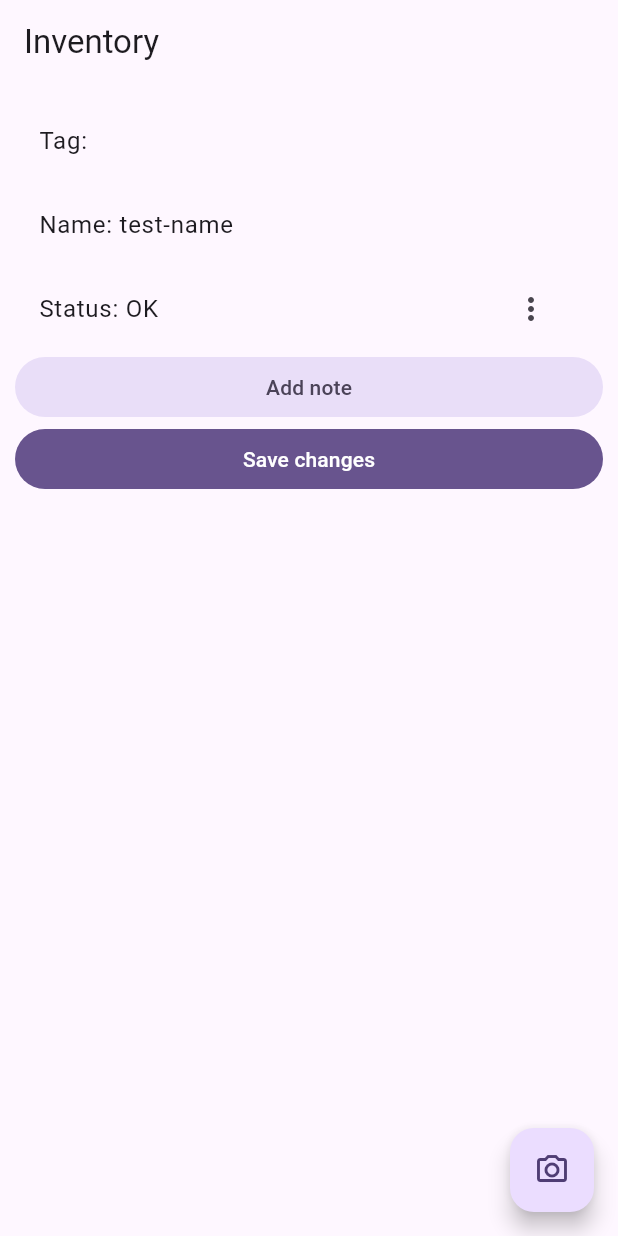
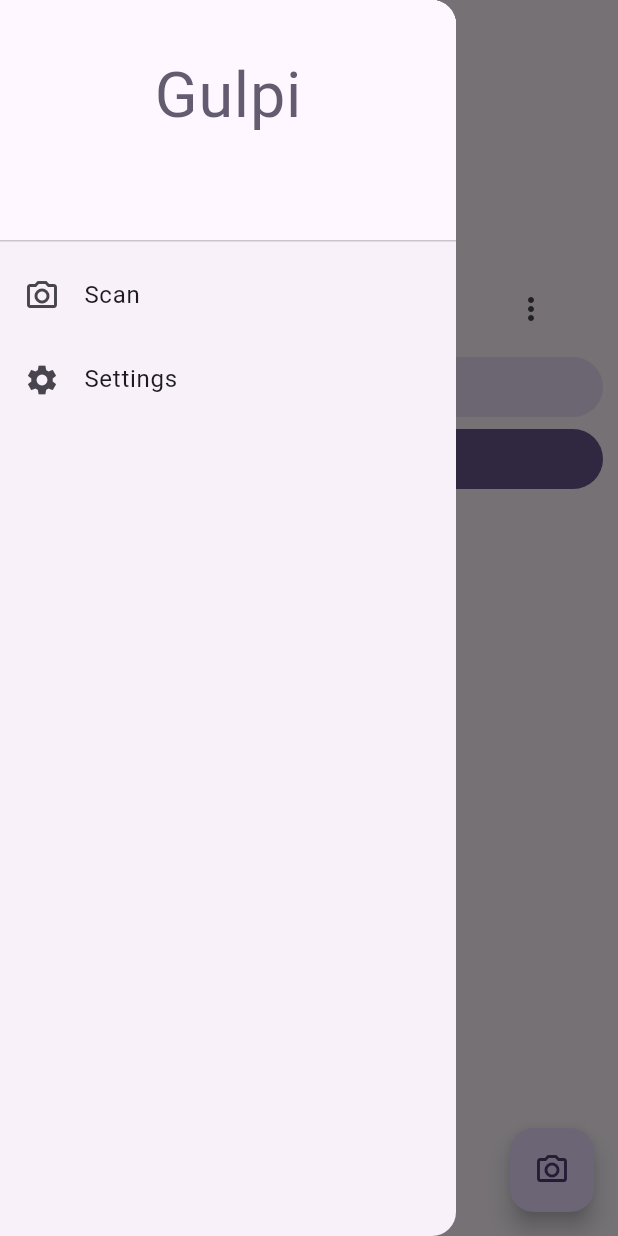
Before and after one commit to jf-guillou/gulpi_flutter, a Flutter app: the InventoryScreen screen opened directly with empty values, with the side drawer open (before the commit the screen has no drawer), on a phone screen of 412 x 824 dp. Run offline on Flutter 3.47's test engine with Material 2 defaults, Android fonts, the phone set to English and light mode, and no system bars; missing offline and left inert: mobile_scanner; generated files the repository leaves out were written again.

Commit message:
Added AppDrawer

```diff
--- a/lib/screens/inventory_screen.dart
+++ b/lib/screens/inventory_screen.dart
@@ -4,8 +4,10 @@ import 'package:flutter/material.dart';
 import 'package:flutter_gen/gen_l10n/app_localizations.dart';
 import 'package:gulpi/models/item_model.dart';
 import 'package:gulpi/screens/scan_screen.dart';
+import 'package:gulpi/widgets/app_drawer.dart';
 
 class InventoryScreen extends StatefulWidget {
+  static const name = "InventoryScreen";
   final String tag;
   final String id;
   const InventoryScreen(this.tag, this.id, {super.key});
@@ -26,6 +28,7 @@ class _InventoryScreenState extends State<InventoryScreen> {
     _item.status = "OK";
     return Scaffold(
       appBar: AppBar(title: Text(l10n.inventory)),
+      drawer: const AppDrawer(),
       body: Padding(
           padding: const EdgeInsets.all(10.0),
           child: ListView(
@@ -46,8 +49,9 @@ class _InventoryScreenState extends State<InventoryScreen> {
           )),
       floatingActionButton: FloatingActionButton(
           onPressed: () {
-            Navigator.of(context).pushReplacement(
-                MaterialPageRoute(builder: (context) => const ScanScreen()));
+            Navigator.of(context).pushReplacement(MaterialPageRoute(
+                builder: (context) => const ScanScreen(),
+                settings: const RouteSettings(name: ScanScreen.name)));
           },
           child: const Icon(Icons.photo_camera_outlined)),
     );
--- a/lib/screens/scan_screen.dart
+++ b/lib/screens/scan_screen.dart
@@ -3,9 +3,11 @@ import 'dart:developer';
 import 'package:flutter/material.dart';
 import 'package:flutter_gen/gen_l10n/app_localizations.dart';
 import 'package:gulpi/screens/inventory_screen.dart';
+import 'package:gulpi/widgets/app_drawer.dart';
 import 'package:mobile_scanner/mobile_scanner.dart';
 
 class ScanScreen extends StatefulWidget {
+  static const name = "ScanScreen";
   const ScanScreen({super.key});
 
   @override
@@ -21,7 +23,6 @@ class _ScanScreenState extends State<ScanScreen> {
     torchEnabled: false,
   );
 
-  @override
   @override
   Widget build(BuildContext context) {
     AppLocalizations l10n = AppLocalizations.of(context)!;
@@ -63,6 +64,7 @@ class _ScanScreenState extends State<ScanScreen> {
           ),
         ],
       ),
+      drawer: const AppDrawer(),
       body: MobileScanner(
         // fit: BoxFit.contain,
         controller: cameraController,
@@ -128,7 +130,8 @@ class _ScanScreenState extends State<ScanScreen> {
             }
 
             Navigator.of(context).pushReplacement(MaterialPageRoute(
-                builder: (context) => InventoryScreen(rawBarcode, id)));
+                builder: (context) => InventoryScreen(rawBarcode, id),
+                settings: const RouteSettings(name: InventoryScreen.name)));
             return;
           }
           _hasActiveLookup = false;
--- /dev/null
+++ b/lib/widgets/app_drawer.dart
@@ -0,0 +1,66 @@
+import 'dart:developer';
+
+import 'package:flutter/material.dart';
+import 'package:flutter_gen/gen_l10n/app_localizations.dart';
+import 'package:gulpi/screens/scan_screen.dart';
+import 'package:gulpi/screens/settings_screen.dart';
+
+class AppDrawer extends StatelessWidget {
+  const AppDrawer({super.key});
+
+  @override
+  Widget build(BuildContext context) {
+    AppLocalizations l10n = AppLocalizations.of(context)!;
+    String? route = ModalRoute.of(context)?.settings.name;
+    return Drawer(
+      child: ListView(
+        // Important: Remove any padding from the ListView.
+        padding: EdgeInsets.zero,
+        children: [
+          DrawerHeader(
+            decoration: BoxDecoration(
+              color: Theme.of(context).colorScheme.background,
+            ),
+            child: Column(children: [
+              Padding(
+                  padding: const EdgeInsets.all(16.0),
+                  child: Text('Gulpi',
+                      style: TextStyle(
+                          color: Theme.of(context).colorScheme.secondary,
+                          fontSize: 42.0,
+                          decoration: TextDecoration.none)))
+            ]),
+          ),
+          ListTile(
+            title: Text(l10n.scan),
+            leading: const Icon(Icons.camera_alt_outlined),
+            selected: route == ScanScreen.name,
+            onTap: () {
+              if (route == ScanScreen.name) {
+                Navigator.pop(context);
+                return;
+              }
+              Navigator.of(context).pushReplacement(MaterialPageRoute(
+                  builder: (context) => const ScanScreen(),
+                  settings: const RouteSettings(name: ScanScreen.name)));
+            },
+          ),
+          ListTile(
+            title: Text(l10n.settings),
+            leading: const Icon(Icons.settings),
+            selected: route == SettingsScreen.name,
+            onTap: () {
+              if (route == SettingsScreen.name) {
+                Navigator.pop(context);
+                return;
+              }
+              Navigator.of(context).pushReplacement(MaterialPageRoute(
+                  builder: (context) => const SettingsScreen(),
+                  settings: const RouteSettings(name: SettingsScreen.name)));
+            },
+          ),
+        ],
+      ),
+    );
+  }
+}
```
Also changed, not shown: lib/screens/settings_screen.dart (+7 -1 lines).
